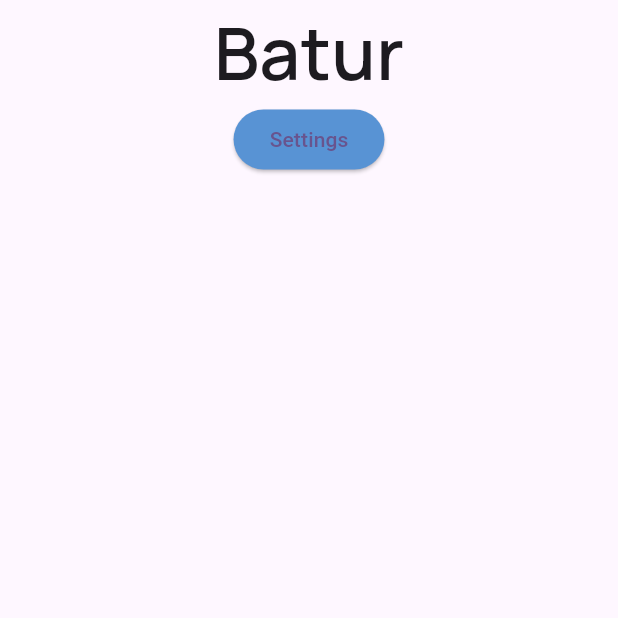
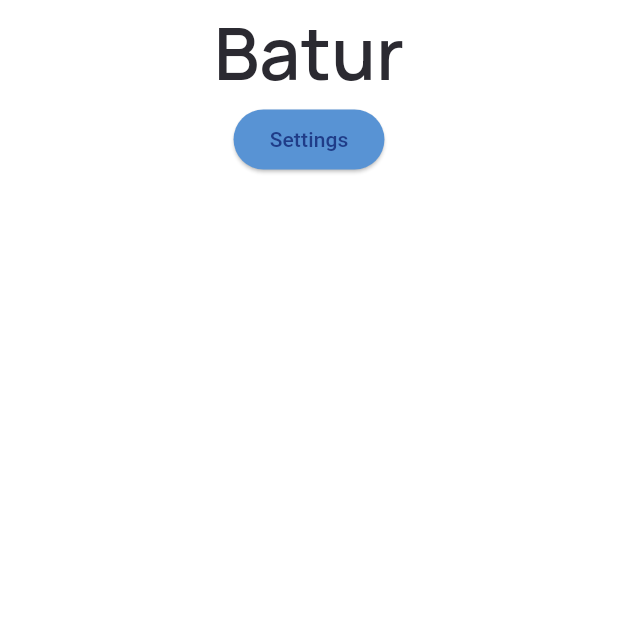
Before and after one commit to hafidikhsan/batur, a Flutter app: the screen it shows after launch, on a phone screen of 412 x 824 dp, the top half of it. Run offline on Flutter 3.47's test engine with Material 3 defaults, Android fonts, the phone set to English and light mode, and no system bars; our stand-ins replace equatable, flutter_bloc, google_fonts; generated files the repository leaves out were written again.

Commit message:
CREATE: Theme settings and applied

```diff
--- a/lib/main.dart
+++ b/lib/main.dart
@@ -1,5 +1,7 @@
 import 'package:batur/bloc/settings/settings_bloc.dart';
 import 'package:batur/screen/on_boarding_screen.dart';
+import 'package:batur/utils/enumerate.dart';
+import 'package:batur/utils/theme.dart';
 import 'package:flutter/material.dart';
 import 'package:flutter_bloc/flutter_bloc.dart';
 import 'package:flutter_gen/gen_l10n/app_localizations.dart';
@@ -19,6 +21,8 @@ class MyApp extends StatelessWidget {
 
   @override
   Widget build(BuildContext context) {
+    return BlocBuilder<SettingsBloc, SettingsState>(
+      builder: (context, state) {
         return MaterialApp(
           title: "Bandung Tourism",
           debugShowCheckedModeBanner: false,
@@ -33,11 +37,16 @@ class MyApp extends StatelessWidget {
             Locale("en", ""),
           ],
           locale: const Locale("id"),
-      theme: ThemeData(
-        colorScheme: ColorScheme.fromSeed(seedColor: Colors.deepPurple),
-        useMaterial3: true,
-      ),
+          theme: lightTheme,
+          darkTheme: darkTheme,
+          themeMode: (state.themeType == ThemeEnum.system)
+              ? ThemeMode.system
+              : (state.themeType == ThemeEnum.light)
+                  ? ThemeMode.light
+                  : ThemeMode.dark,
           home: const OnBoardingScreen(),
+        );
+      },
     );
   }
 }
--- /dev/null
+++ b/lib/utils/theme.dart
@@ -0,0 +1,41 @@
+// light theme
+import 'package:batur/utils/design_system.dart';
+import 'package:flutter/material.dart';
+
+ThemeData lightTheme = ThemeData(
+  brightness: Brightness.light,
+  scaffoldBackgroundColor: MyColors.backgroundLight,
+  primaryColor: MyColors.primaryLight,
+  colorScheme: const ColorScheme(
+    brightness: Brightness.light,
+    primary: MyColors.primaryLight,
+    onPrimary: MyColors.backgroundLight,
+    secondary: MyColors.secondaryLight,
+    onSecondary: MyColors.neutralLight,
+    error: MyColors.dangerLight,
+    onError: MyColors.backgroundLight,
+    background: MyColors.backgroundLight,
+    onBackground: MyColors.neutralLight,
+    surface: MyColors.backgroundLight,
+    onSurface: MyColors.neutralLight,
+  ),
+);
+
+ThemeData darkTheme = ThemeData(
+  brightness: Brightness.dark,
+  scaffoldBackgroundColor: MyColors.backgroundDark,
+  primaryColor: MyColors.primaryDark,
+  colorScheme: const ColorScheme(
+    brightness: Brightness.dark,
+    primary: MyColors.primaryDark,
+    onPrimary: MyColors.backgroundDark,
+    secondary: MyColors.secondaryDark,
+    onSecondary: MyColors.neutralDark,
+    error: MyColors.dangerDark,
+    onError: MyColors.backgroundDark,
+    background: MyColors.backgroundDark,
+    onBackground: MyColors.neutralDark,
+    surface: MyColors.backgroundDark,
+    onSurface: MyColors.neutralDark,
+  ),
+);
```
Lines whose indentation alone changed are shown as unchanged.
